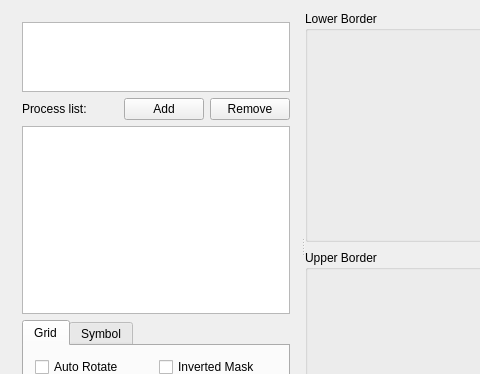
Before: the Qt Designer form SymbolScanner/WinImageFilter.ui in veeman/SymbolScanner, drawn with Qt 5; both pictures show x 0 to 480 and y 0 to 374 of the 919 by 492 pixel window.
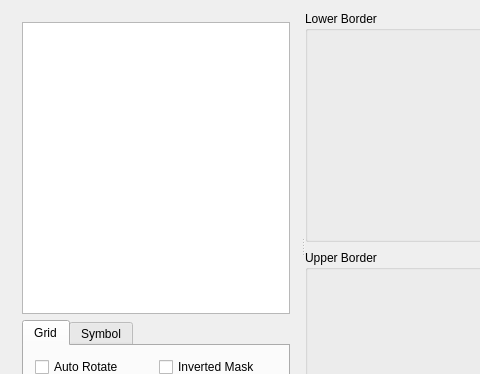
After: the same form once the commit is applied. Custom widgets are drawn as their Qt base class.

Commit message: Remove process file selector and add file options cache instead.

The edit to the form file:
```diff
--- a/SymbolScanner/WinImageFilter.ui
+++ b/SymbolScanner/WinImageFilter.ui
@@ -13,7 +13,7 @@
   <property name="windowTitle">
    <string>WinImageFilterOptions</string>
   </property>
-  <property name="desciption" stdset="0">
+  <property name="description" stdset="0">
    <string>In this step move the slider of the lower and upper color border until you see only the grid of your symbol image.
 Make sure the lines forms all cross points of the grid.</string>
   </property>
@@ -35,47 +35,6 @@
          </property>
         </widget>
        </item>
-       <item>
-        <layout class="QHBoxLayout" name="horizontalLayout_5">
-         <item>
-          <widget class="QLabel" name="label">
-           <property name="text">
-            <string>Process list:</string>
-           </property>
-          </widget>
-         </item>
-         <item>
-          <spacer name="horizontalSpacer">
-           <property name="orientation">
-            <enum>Qt::Horizontal</enum>
-           </property>
-           <property name="sizeHint" stdset="0">
-            <size>
-             <width>40</width>
-             <height>20</height>
-            </size>
-           </property>
-          </spacer>
-         </item>
-         <item>
-          <widget class="QPushButton" name="pushButtonAddItem">
-           <property name="text">
-            <string>Add</string>
-           </property>
-          </widget>
-         </item>
-         <item>
-          <widget class="QPushButton" name="pushButtonRemoveItem">
-           <property name="text">
-            <string>Remove</string>
-           </property>
-          </widget>
-         </item>
-        </layout>
-       </item>
-       <item>
-        <widget class="QListWidget" name="listWidgetProcessList"/>
-       </item>
        <item>
         <widget class="QTabWidget" name="tabWidget">
          <property name="currentIndex">
```
Left out of the diff: 6 changed lines with no effect on the pictures. The commit also changes 8 other files.
